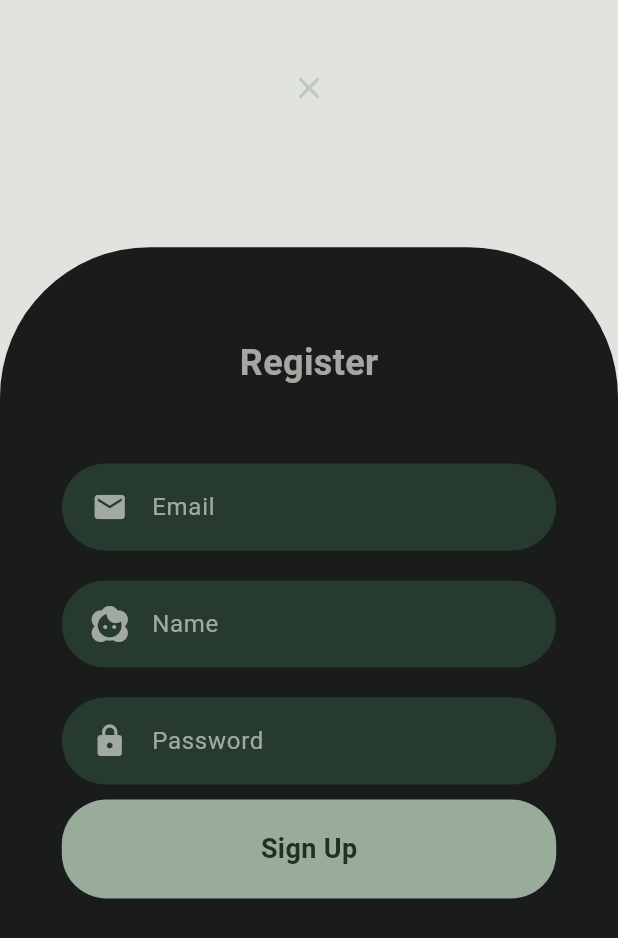
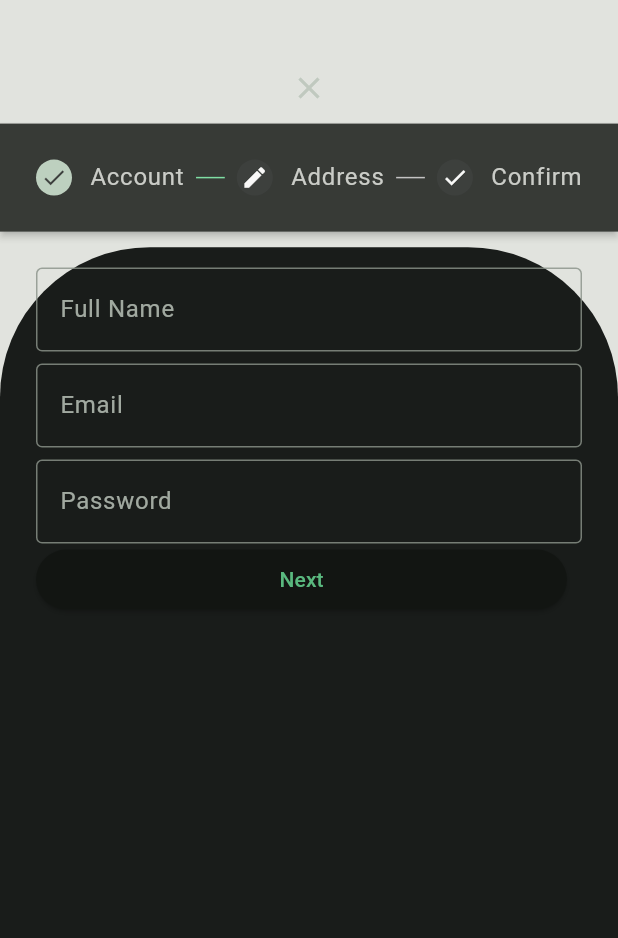
Before and after one commit to toannd8302/Real-estate-auction-system, a Flutter app: the screen it shows after launch, after a tap on "Dont't have an account? Sign up", on a phone screen of 412 x 824 dp. Shown: the top 938 px of the screen. Run offline on Flutter 3.47's test engine with Material 3 defaults, Android fonts, the light colour scheme and no system bars; our stand-ins replace font_awesome_flutter, salomon_bottom_bar; missing offline and left inert: dart:ffi.

Commit message:
Register UI updating

```diff
--- /dev/null
+++ b/lib/components/register_form.dart
@@ -0,0 +1,177 @@
+import 'package:flutter/material.dart';
+
+class RegisterSection extends StatelessWidget {
+  final int activeStepIndex;
+  final Function onStepContinue;
+  final Function onStepCancel;
+  final Function onStepTapped;
+
+  final TextEditingController nameController;
+  final TextEditingController emailController;
+  final TextEditingController passController;
+  final TextEditingController addressController;
+  final TextEditingController pincodeController;
+
+  RegisterSection({
+    required this.activeStepIndex,
+    required this.onStepContinue,
+    required this.onStepCancel,
+    required this.onStepTapped,
+    required this.nameController,
+    required this.emailController,
+    required this.passController,
+    required this.addressController,
+    required this.pincodeController,
+  });
+
+  @override
+  Widget build(BuildContext context) {
+    return Align(
+      alignment: Alignment.center,
+      child: SingleChildScrollView(
+        child: Container(
+          width: MediaQuery.of(context).size.width,
+          height: MediaQuery.of(context).size.height * 0.8,
+          child: Stepper(
+            type: StepperType.horizontal,
+            currentStep: activeStepIndex,
+            steps: [
+              Step(
+                state: activeStepIndex >= 0
+                    ? StepState.complete
+                    : StepState.editing,
+                isActive: activeStepIndex >= 0,
+                title: const Text('Account'),
+                content: buildAccountStep(),
+              ),
+              Step(
+                state: activeStepIndex >= 1
+                    ? StepState.complete
+                    : StepState.editing,
+                isActive: activeStepIndex >= 1,
+                title: const Text('Address'),
+                content: buildAddressStep(),
+              ),
+              Step(
+                state: StepState.complete,
+                isActive: activeStepIndex >= 2,
+                title: const Text('Confirm'),
+                content: buildConfirmStep(),
+              ),
+            ],
+            onStepContinue: onStepContinue as void Function(),
+            onStepCancel: onStepCancel as void Function(),
+            onStepTapped: onStepTapped as void Function(int),
+            controlsBuilder: (BuildContext context, ControlsDetails details) {
+              final isLastStep = activeStepIndex == 2;
+              return Row(
+                children: [
+                  Expanded(
+                    child: ElevatedButton(
+                      onPressed: details.onStepContinue,
+                      child: isLastStep
+                          ? const Text('Submit')
+                          : const Text('Next'),
+                    ),
+                  ),
+                  const SizedBox(
+                    width: 10,
+                  ),
+                  if (activeStepIndex > 0)
+                    Expanded(
+                      child: ElevatedButton(
+                        onPressed: details.onStepCancel,
+                        child: const Text('Back'),
+                      ),
+                    ),
+                ],
+              );
+            },
+          ),
+        ),
+      ),
+    );
+  }
+
+  Widget buildAccountStep() {
+    return Container(
+      child: Column(
+        children: [
+          TextField(
+            controller: nameController,
+            decoration: const InputDecoration(
+              border: OutlineInputBorder(),
+              labelText: 'Full Name',
+            ),
+          ),
+          const SizedBox(
+            height: 8,
+          ),
+          TextField(
+            controller: emailController,
+            decoration: const InputDecoration(
+              border: OutlineInputBorder(),
+              labelText: 'Email',
+            ),
+          ),
+          const SizedBox(
+            height: 8,
+          ),
+          TextField(
+            controller: passController,
+            obscureText: true,
+            decoration: const InputDecoration(
+              border: OutlineInputBorder(),
+              labelText: 'Password',
+            ),
+          ),
+        ],
+      ),
+    );
+  }
+
+  Widget buildAddressStep() {
+    return Container(
+      child: Column(
+        children: [
+          const SizedBox(
+            height: 8,
+          ),
+          TextField(
+            controller: addressController,
+            decoration: const InputDecoration(
+              border: OutlineInputBorder(),
+              labelText: 'Full House Address',
+            ),
+          ),
+          const SizedBox(
+            height: 8,
+          ),
+          TextField(
+            controller: pincodeController,
+            decoration: const InputDecoration(
+              border: OutlineInputBorder(),
+              labelText: 'Pin Code',
+            ),
+          ),
+        ],
+      ),
+    );
+  }
+
+  Widget buildConfirmStep() {
+    return Container(
+      child: Column(
+        crossAxisAlignment: CrossAxisAlignment.start,
+        mainAxisAlignment: MainAxisAlignment.start,
+        children: [
+          Text('Name: ${nameController.text}'),
+          Text('Email: ${emailController.text}'),
+          const Text('Password: *****'),
+          Text('Address : ${addressController.text}'),
+          Text('PinCode : ${pincodeController.text}'),
+        ],
+      ),
+    );
+  }
+}
--- a/lib/pages/login_screen.dart
+++ b/lib/pages/login_screen.dart
@@ -1,14 +1,16 @@
-import 'dart:ffi' as ffi; // Use 'ffi' as a prefix for dart:ffi library
-
+import 'dart:ffi' as ffi;
 import 'package:flutter/material.dart';
 import 'package:flutter/services.dart';
+import 'package:real_estate_auction_system/components/register_form.dart';
 import 'package:real_estate_auction_system/components/roudned_password.dart';
+
 import 'package:real_estate_auction_system/components/rounded_button.dart';
 import 'package:real_estate_auction_system/components/rounded_input.dart';
 
 class LoginScreen extends StatefulWidget {
   const LoginScreen({super.key});
   static const String routeName = "/";
+
   @override
   State<LoginScreen> createState() => _LoginScreenState();
 }
@@ -19,20 +21,35 @@ class _LoginScreenState extends State<LoginScreen>
   late Animation<double> containerSize;
   late AnimationController animationController;
   Duration animationDuration = const Duration(milliseconds: 270);
+  int _activeStepIndex = 0;
+
+  TextEditingController name = TextEditingController();
+  TextEditingController email = TextEditingController();
+  TextEditingController pass = TextEditingController();
+  TextEditingController address = TextEditingController();
+  TextEditingController pincode = TextEditingController();
 
   @override
   void initState() {
-    // TODO: implement initState
     super.initState();
     SystemChrome.setEnabledSystemUIMode(SystemUiMode.manual, overlays: []);
     animationController =
         AnimationController(vsync: this, duration: animationDuration);
+    name = TextEditingController();
+    email = TextEditingController();
+    pass = TextEditingController();
+    address = TextEditingController();
+    pincode = TextEditingController();
   }
 
   @override
   void dispose() {
-    // TODO: implement dispose
     animationController.dispose();
+    name.dispose();
+    email.dispose();
+    pass.dispose();
+    address.dispose();
+    pincode.dispose();
     super.dispose();
   }
 
@@ -49,12 +66,11 @@ class _LoginScreenState extends State<LoginScreen>
       parent: animationController,
       curve: Curves.linear,
     ));
+
     return Scaffold(
       backgroundColor: Theme.of(context).colorScheme.onBackground,
       body: Stack(
         children: [
-            //Todo: Cancel Button
-
           AnimatedOpacity(
             opacity: isLogin ? 0.0 : 1.0,
             duration: animationDuration,
@@ -77,8 +93,6 @@ class _LoginScreenState extends State<LoginScreen>
               ),
             ),
           ),
-
-            //Todo: Login Container
           AnimatedOpacity(
             opacity: isLogin ? 1.0 : 0.0,
             duration: animationDuration * 4,
@@ -95,7 +109,7 @@ class _LoginScreenState extends State<LoginScreen>
                       crossAxisAlignment: CrossAxisAlignment.center,
                       mainAxisAlignment: MainAxisAlignment.center,
                       children: [
-                          Text(
+                        const Text(
                           'Welcome Back',
                           style: TextStyle(
                             fontWeight: FontWeight.bold,
@@ -107,24 +121,24 @@ class _LoginScreenState extends State<LoginScreen>
                             Navigator.pushNamed(context, "/main");
                           },
                           child: Container(
-                            child: Text(
+                            child: const Text(
                               'Home',
                               style: TextStyle(
                                   fontWeight: FontWeight.bold,
                                   fontSize: 24,
-                                color: Colors.blueAccent
+                                  color: Colors.blueAccent),
                             ),
                           ),
                         ),
-                            ),
-
-                          RoundedInput(
+                        const RoundedInput(
                           icon: Icons.mail,
                           hint: "Email",
                         ),
-                          RoundedPassWordInput(
-                              hint: "Password", icon: Icons.lock),
-                          RoundedButton(title: "LOGIN"),
+                        const RoundedPassWordInput(
+                          hint: "Password",
+                          icon: Icons.lock,
+                        ),
+                        const RoundedButton(title: "LOGIN"),
                       ],
                     ),
                   ),
@@ -132,7 +146,6 @@ class _LoginScreenState extends State<LoginScreen>
               ),
             ),
           ),
-
           //Todo: Register Container
           AnimatedBuilder(
             builder: (context, child) {
@@ -145,50 +158,53 @@ class _LoginScreenState extends State<LoginScreen>
             },
             animation: animationController,
           ),
-
           AnimatedOpacity(
             opacity: isLogin ? 0.0 : 1.0,
             duration: animationDuration * 5,
             child: Visibility(
               visible: !isLogin,
-                child: Align(
-                  alignment: Alignment.center,
-                  child: SingleChildScrollView(
-                    child: Container(
-                      width: size.width,
-                      height: defaultLoginSize,
-                      child: const Column(
-                        crossAxisAlignment: CrossAxisAlignment.center,
-                        mainAxisAlignment: MainAxisAlignment.center,
-                        children: [
-                          Text(
-                            'Register',
-                            style: TextStyle(
-                              fontWeight: FontWeight.bold,
-                              fontSize: 24,
-                            ),
-                          ),
-                          SizedBox(
-                            height: 40,
-                          ),
-                          RoundedInput(
-                            icon: Icons.mail,
-                            hint: "Email",
-                          ),
-                          RoundedInput(
-                              icon: Icons.face_2_rounded, hint: "Name"),
-                          RoundedPassWordInput(
-                              hint: "Password", icon: Icons.lock),
-                          RoundedButton(title: "Sign Up"),
-                        ],
-                      ),
-                    ),
-                  ),
+              child: RegisterSection(
+                activeStepIndex: _activeStepIndex,
+                onStepContinue: () {
+                  if (_activeStepIndex < 2) {
+                    setState(() {
+                      _activeStepIndex += 1;
+                    });
+                  } else {
+                    if (name.text.isNotEmpty &&
+                        email.text.isNotEmpty &&
+                        pass.text.isNotEmpty &&
+                        address.text.isNotEmpty &&
+                        pincode.text.isNotEmpty) {
+                      print('Submitted');
+                    } else {
+                      print('Please fill in all fields');
+                    }
+                  }
+                },
+                onStepCancel: () {
+                  if (_activeStepIndex > 0) {
+                    setState(() {
+                      _activeStepIndex -= 1;
+                    });
+                  }
+                },
+                onStepTapped: (int index) {
+                  setState(() {
+                    _activeStepIndex = index;
+                  });
+                },
+                nameController: name,
+                emailController: email,
+                passController: pass,
+                addressController: address,
+                pincodeController: pincode,
               ),
             ),
           ),
         ],
-        ));
+      ),
+    );
   }
 
   Widget buildRegisterContainer() {
--- a/lib/rourte/rourte.dart
+++ b/lib/rourte/rourte.dart
@@ -2,6 +2,7 @@ import 'package:flutter/material.dart';
 import 'package:real_estate_auction_system/pages/home_screen.dart';
 import 'package:real_estate_auction_system/pages/login_screen.dart';
 import 'package:real_estate_auction_system/pages/main_screen.dart';
+import 'package:real_estate_auction_system/pages/profile_screen.dart';
 
 final Map<String, WidgetBuilder> myRourtes = {
    LoginScreen.routeName: (context) => const LoginScreen(),
@@ -9,4 +10,5 @@ final Map<String, WidgetBuilder> myRourtes = {
   // IntroScreen.routeName: (context) => const IntroScreen(),
    HomeSreen.routeName: (context) => const HomeSreen(),
   MainScreen.routeName: (context) => const MainScreen(),
+  ProfileScreen.routeName: (context) => const ProfileScreen(),
 };
```
Also changed, not shown: lib/pages/main_screen.dart (+56 -30 lines), lib/pages/profile_screen.dart (added, +22 -0 lines). Lines whose indentation alone changed are shown as unchanged.
